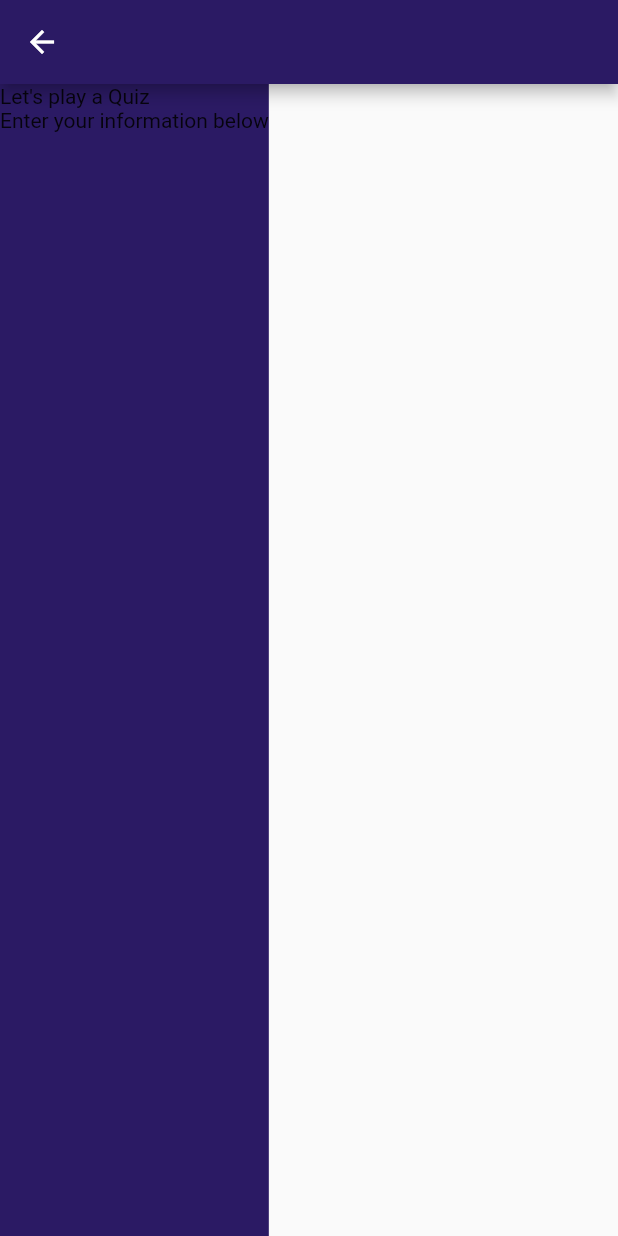
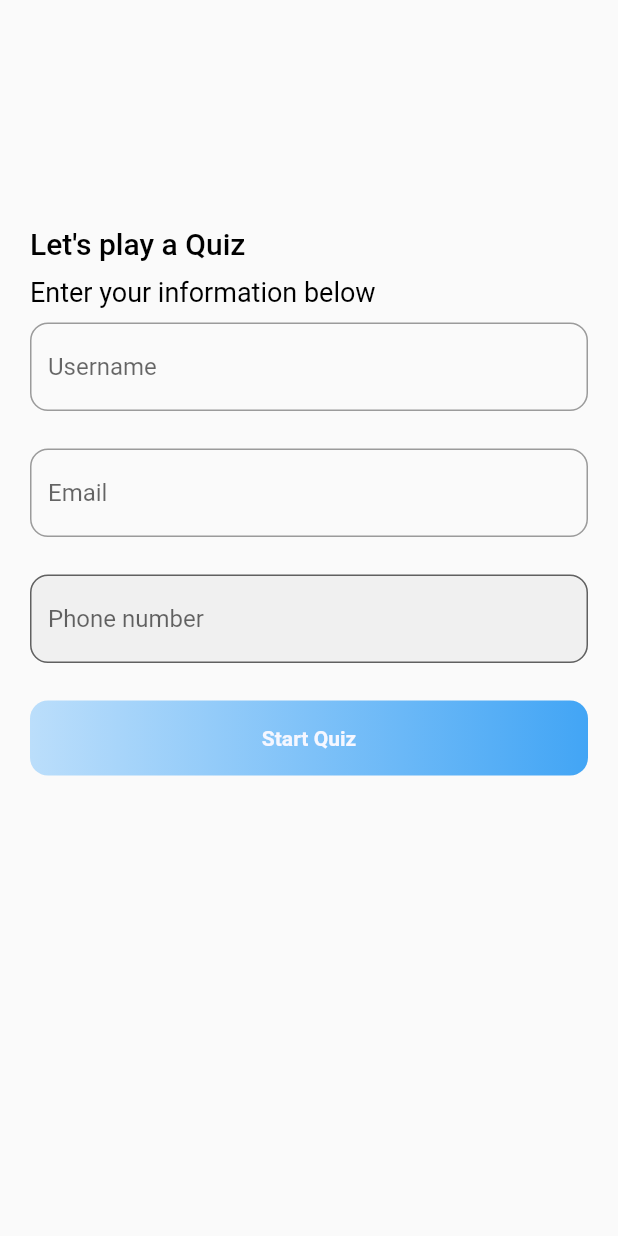
Before and after one commit to Captured-Heart/kochure_quiz_app, a Flutter app: the AuthScreenDesktop screen opened directly, on a phone screen of 412 x 824 dp. Run offline on Flutter 3.47's test engine with Material 2 defaults, Android fonts, the phone set to English and light mode, and no system bars; our stand-ins replace animated_text_kit, flutter_riverpod, google_fonts.

Commit message:
refactored file structured

```diff
--- a/lib/brand_colors.dart
+++ b/lib/brand_colors.dart
@@ -27,7 +27,6 @@ class BrandColors {
 
   static const Color colorGrey = Color(0xFFF1F1F5);
 
-  static const Color colorinsidePin = Color(0xFF1D38E433);
 
   static const Color colorSkipButton = Color(0xFF536AFE);
 
--- /dev/null
+++ b/lib/desktop/view/auth_screen_desktop.dart
@@ -0,0 +1,109 @@
+import 'package:flutter/material.dart';
+
+import '../../brand_colors.dart';
+
+class AuthScreenDesktop extends StatelessWidget {
+  static const String routeName = 'login_screen';
+  final myController = TextEditingController();
+
+  AuthScreenDesktop({Key? key}) : super(key: key);
+
+  @override
+  Widget build(BuildContext context) {
+    return Scaffold(
+      body: SafeArea(
+        child: Container(
+          padding: const EdgeInsets.all(20),
+          child: Column(
+            crossAxisAlignment: CrossAxisAlignment.start,
+            children: [
+              const Spacer(),
+              const Text(
+                "Let's play a Quiz",
+                style: TextStyle(
+                    fontSize: 20,
+                    color: Colors.black,
+                    fontWeight: FontWeight.w500),
+              ),
+              const SizedBox(
+                height: 10,
+              ),
+              const Text("Enter your information below",
+                  style: TextStyle(fontSize: 18, color: Colors.black)),
+              const SizedBox(
+                height: 10,
+              ),
+              Column(
+                  children: [
+                TextField(
+                  controller: myController,
+                  decoration: const InputDecoration(
+                    hintText: "Username",
+                    border: OutlineInputBorder(
+                        borderRadius: BorderRadius.all(
+                      Radius.circular(12),
+                    )),
+                  ),
+                ),
+                TextField(
+                  controller: myController,
+                  keyboardType: TextInputType.emailAddress,
+                  decoration: const InputDecoration(
+                    hintText: "Email",
+                    border: OutlineInputBorder(
+                        borderRadius: BorderRadius.all(
+                      Radius.circular(12),
+                    )),
+                  ),
+                ),
+                TextField(
+                  controller: myController,
+                  keyboardType: TextInputType.phone,
+                  decoration: const InputDecoration(
+                    filled: true,
+                    hintText: "Phone number",
+                    border: OutlineInputBorder(
+                        borderRadius: BorderRadius.all(
+                      Radius.circular(12),
+                    )),
+                  ),
+                ),
+                GestureDetector(
+                  onTap: () {},
+                  child: Container(
+                    alignment: Alignment.center,
+                    height: 50,
+                    width: double.maxFinite,
+                    decoration: BoxDecoration(
+                        gradient: LinearGradient(colors: [
+                          BrandColors.colorPrimaryMaterial.shade100,
+                          BrandColors.colorPrimaryMaterial.shade400
+                        ]),
+                        borderRadius:
+                            const BorderRadius.all(Radius.circular(12))),
+                    child: const Text(
+                      'Start Quiz',
+                      style: TextStyle(
+                          color: BrandColors.quickactionsBg,
+                          fontWeight: FontWeight.bold),
+                    ),
+                  ),
+                ),
+              ]
+                      .expand((element) => [
+                            element,
+                            const SizedBox(
+                              height: 25,
+                            )
+                          ])
+                      .toList()),
+              const Spacer(
+                flex: 2,
+              ),
+            ],
+          ),
+        ),
+      ),
+    );
+  }
+}
--- a/lib/desktop/view/main_screen_desktop.dart
+++ /dev/null
@@ -1,27 +0,0 @@
-import 'package:flutter/material.dart';
-
-import '../../brand_colors.dart';
-
-class AuthScreenDesktop extends StatelessWidget {
-  const AuthScreenDesktop({Key? key}) : super(key: key);
-
-  @override
-  Widget build(BuildContext context) {
-    return Scaffold(
-      appBar: AppBar(),
-      body: SafeArea(
-        child: Container(
-          color: BrandColors.colorPrimaryMaterial,
-          child: Column(
-            crossAxisAlignment: CrossAxisAlignment.start,
-            children:  [Text(
-                "Let's play a Quiz"
-              ),
-              Text("Enter your information below"),
-            ],
-          ),
-        ),
-      ),
-    );
-  }
-}
--- a/lib/mobile/views/auth_screen_mobile.dart
+++ b/lib/mobile/views/auth_screen_mobile.dart
@@ -4,6 +4,8 @@ import '../../brand_colors.dart';
 import 'mobile_main.dart';
 
 class AuthScreenMobile extends StatelessWidget {
+  static const String routeName = 'login_screen';
+
   final myController = TextEditingController();
 
   AuthScreenMobile({Key? key}) : super(key: key);
--- a/lib/widgets/quiz_background.dart
+++ b/lib/widgets/quiz_background.dart
@@ -5,12 +5,10 @@ class QuizAppBackground extends StatelessWidget {
   const QuizAppBackground({
     Key? key,
     required this.size,
-    required this.title,
     required this.child,
   }) : super(key: key);
 
   final Size size;
-  final List<String> title;
   final Widget child;
   @override
   Widget build(BuildContext context) {
```
Also changed, not shown: lib/app.dart (+11 -0 lines), lib/desktop/view/desktop_main.dart (+3 -100 lines), lib/desktop/view/onboarding_desktop.dart (+58 -50 lines), lib/general_main.dart (added, +16 -0 lines), lib/main.dart (+29 -13 lines), lib/mobile/views/mobile_main.dart (+8 -40 lines), lib/mobile/views/onboarding_mobile.dart (+114 -0 lines).
